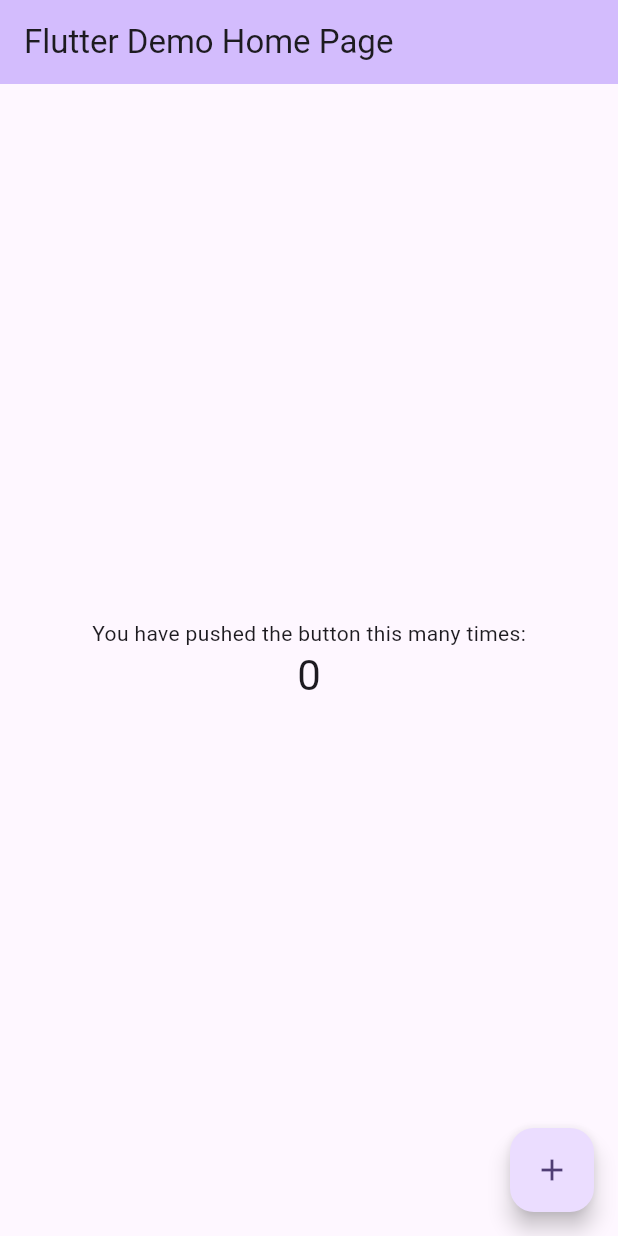
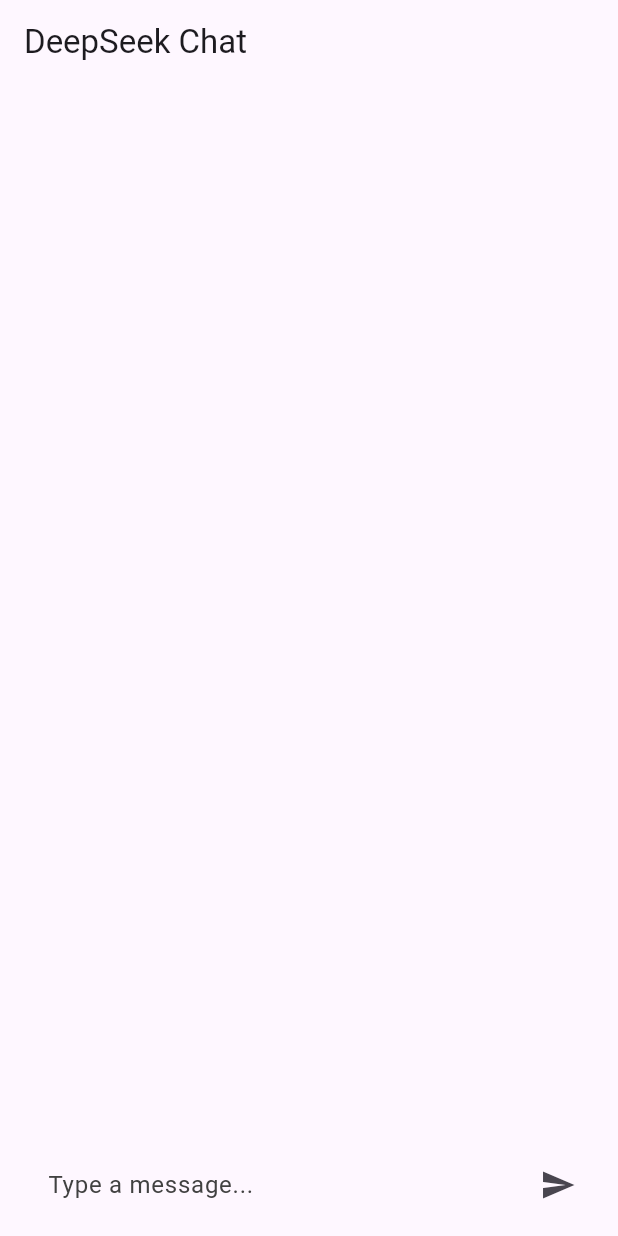
Before and after one commit to Syed-Hassaan/deepseek-app, a Flutter app: the screen it shows after launch, on a phone screen of 412 x 824 dp. Run offline on Flutter 3.47's test engine with Material 3 defaults, Android fonts, the light colour scheme and no system bars; our stand-ins replace flutter_dotenv, get.

Commit message:
Code implementations

```diff
--- /dev/null
+++ b/lib/controller/deepseek_bindings.dart
@@ -0,0 +1,9 @@
+import 'package:deepseekapp/controller/deepseek_controller.dart';
+import 'package:get/get.dart';
+
+class DeepSeekBinding extends Bindings {
+  @override
+  void dependencies() {
+    Get.lazyPut(() => DeepSeekController());
+  }
+}
--- /dev/null
+++ b/lib/controller/deepseek_controller.dart
@@ -0,0 +1,34 @@
+import 'package:deepseekapp/services/deepseek_service.dart';
+import 'package:flutter/material.dart';
+import 'package:flutter_dotenv/flutter_dotenv.dart';
+import 'package:get/get.dart';
+
+class DeepSeekController extends GetxController {
+  final TextEditingController messageController = TextEditingController();
+  final List<String> messages = [];
+  final DeepSeekService _apiService =
+      DeepSeekService(dotenv.get("DEEPSEEK_API_KEY"));
+  bool isLoading = false;
+
+  void sendMessage() async {
+    if (messageController.text.isEmpty) return;
+
+    messages.add("You: ${messageController.text}");
+    isLoading = true;
+    update();
+
+    try {
+      final response =
+          await _apiService.getChatResponse(messageController.text);
+      messages.add("DeepSeek: $response");
+      update();
+    } catch (e) {
+      // Get.showSnackbar(GetSnackBar(title: "Error: $e"));
+      debugPrint("Error: $e");
+    } finally {
+      isLoading = false;
+      messageController.clear();
+      update();
+    }
+  }
+}
--- a/lib/main.dart
+++ b/lib/main.dart
@@ -1,125 +1,25 @@
+import 'package:deepseekapp/controller/deepseek_bindings.dart';
+import 'package:deepseekapp/presentation/views/chat/chat_screen.dart';
 import 'package:flutter/material.dart';
+import 'package:flutter_dotenv/flutter_dotenv.dart';
+import 'package:get/get.dart';
 
-void main() {
+void main() async {
+  await dotenv.load(fileName: "key.env");
   runApp(const MyApp());
 }
 
 class MyApp extends StatelessWidget {
   const MyApp({super.key});
 
-  // This widget is the root of your application.
   @override
   Widget build(BuildContext context) {
-    return MaterialApp(
-      title: 'Flutter Demo',
-      theme: ThemeData(
-        // This is the theme of your application.
-        //
-        // TRY THIS: Try running your application with "flutter run". You'll see
-        // the application has a purple toolbar. Then, without quitting the app,
-        // try changing the seedColor in the colorScheme below to Colors.green
-        // and then invoke "hot reload" (save your changes or press the "hot
-        // reload" button in a Flutter-supported IDE, or press "r" if you used
-        // the command line to start the app).
-        //
-        // Notice that the counter didn't reset back to zero; the application
-        // state is not lost during the reload. To reset the state, use hot
-        // restart instead.
-        //
-        // This works for code too, not just values: Most code changes can be
-        // tested with just a hot reload.
-        colorScheme: ColorScheme.fromSeed(seedColor: Colors.deepPurple),
-        useMaterial3: true,
-      ),
-      home: const MyHomePage(title: 'Flutter Demo Home Page'),
+    return GetMaterialApp(
+      debugShowCheckedModeBanner: false,
+      title: 'DeepSeek Chat',
+      initialBinding: DeepSeekBinding(),
+      theme: ThemeData(primarySwatch: Colors.blue),
+      home: ChatScreen(),
     );
   }
 }
-
-class MyHomePage extends StatefulWidget {
-  const MyHomePage({super.key, required this.title});
-
-  // This widget is the home page of your application. It is stateful, meaning
-  // that it has a State object (defined below) that contains fields that affect
-  // how it looks.
-
-  // This class is the configuration for the state. It holds the values (in this
-  // case the title) provided by the parent (in this case the App widget) and
-  // used by the build method of the State. Fields in a Widget subclass are
-  // always marked "final".
-
-  final String title;
-
-  @override
-  State<MyHomePage> createState() => _MyHomePageState();
-}
-
-class _MyHomePageState extends State<MyHomePage> {
-  int _counter = 0;
-
-  void _incrementCounter() {
-    setState(() {
-      // This call to setState tells the Flutter framework that something has
-      // changed in this State, which causes it to rerun the build method below
-      // so that the display can reflect the updated values. If we changed
-      // _counter without calling setState(), then the build method would not be
-      // called again, and so nothing would appear to happen.
-      _counter++;
-    });
-  }
-
-  @override
-  Widget build(BuildContext context) {
-    // This method is rerun every time setState is called, for instance as done
-    // by the _incrementCounter method above.
-    //
-    // The Flutter framework has been optimized to make rerunning build methods
-    // fast, so that you can just rebuild anything that needs updating rather
-    // than having to individually change instances of widgets.
-    return Scaffold(
-      appBar: AppBar(
-        // TRY THIS: Try changing the color here to a specific color (to
-        // Colors.amber, perhaps?) and trigger a hot reload to see the AppBar
-        // change color while the other colors stay the same.
-        backgroundColor: Theme.of(context).colorScheme.inversePrimary,
-        // Here we take the value from the MyHomePage object that was created by
-        // the App.build method, and use it to set our appbar title.
-        title: Text(widget.title),
-      ),
-      body: Center(
-        // Center is a layout widget. It takes a single child and positions it
-        // in the middle of the parent.
-        child: Column(
-          // Column is also a layout widget. It takes a list of children and
-          // arranges them vertically. By default, it sizes itself to fit its
-          // children horizontally, and tries to be as tall as its parent.
-          //
-          // Column has various properties to control how it sizes itself and
-          // how it positions its children. Here we use mainAxisAlignment to
-          // center the children vertically; the main axis here is the vertical
-          // axis because Columns are vertical (the cross axis would be
-          // horizontal).
-          //
-          // TRY THIS: Invoke "debug painting" (choose the "Toggle Debug Paint"
-          // action in the IDE, or press "p" in the console), to see the
-          // wireframe for each widget.
-          mainAxisAlignment: MainAxisAlignment.center,
-          children: <Widget>[
-            const Text(
-              'You have pushed the button this many times:',
-            ),
-            Text(
-              '$_counter',
-              style: Theme.of(context).textTheme.headlineMedium,
-            ),
-          ],
-        ),
-      ),
-      floatingActionButton: FloatingActionButton(
-        onPressed: _incrementCounter,
-        tooltip: 'Increment',
-        child: const Icon(Icons.add),
-      ), // This trailing comma makes auto-formatting nicer for build methods.
-    );
-  }
-}
--- /dev/null
+++ b/lib/presentation/common/util/app_constants.dart
@@ -0,0 +1,14 @@
+//* ------------------ DEFAULT_PADDING ------------------
+
+const double kPadding = 8;
+const double kHorizontalPadding = 16;
+const double kVerticalPadding = 10;
+
+//* ------------------ DEFAULT_RADIUS ------------------
+
+const double kRadius = 8;
+
+//* ------------------ DEFAULT IMAGE ------------------
+
+const String kDefaultIMG =
+    "https://encrypted-tbn0.gstatic.com/images?q=tbn:ANd9GcQWz9tftw9qculFH1gxieWkxL6rbRk_hrXTSg&s";
--- /dev/null
+++ b/lib/presentation/common/util/sized_box.dart
@@ -0,0 +1,7 @@
+import 'package:flutter/material.dart';
+
+extension EmptyPadding on num {
+  SizedBox get h => SizedBox(height: toDouble());
+
+  SizedBox get w => SizedBox(width: toDouble());
+}
--- /dev/null
+++ b/lib/presentation/theme/app_colors.dart
@@ -0,0 +1,50 @@
+import 'package:flutter/material.dart';
+
+class AppColors {
+  //* ------------------ Button Theme Color ------------------
+  static const Color kGreyButtonColor = Color(0xFF3E3E40);
+  static const Color kTextfieldColor = Color(0xFF242323);
+
+  //* ------------------ APP THEME PRIMARY COLORS ------------------
+
+  static const Color kPrimaryColor = Color(0xFF502775);
+  static const Color kOnPrimary = Color(0xFFffbd5c);
+
+  static const Color kSecondaryColor = Color(0xFFFFFFFF);
+  static const Color kBackgroundColor = Color(0xFFF7F7F9);
+  static const Color kDarkBackgroundColor = Color(0xFF131919);
+  static const Color kTertiaryColor = Color(0xFFDFD8C8);
+  static const Color kDarkCardColor = Color(0xFF1B2526);
+
+  //* ------------------ Natural Colors ------------------
+  static const Color kBlackColor = Color.fromARGB(255, 0, 0, 0);
+  static const Color kWhiteColor = Color(0xFFFFFFFF);
+  static const Color kDarkGreyColor = Color(0xFF3C3C3C);
+  static const Color kGreyColor = Color(0xFF414141);
+  static const Color kRedColor = Color(0xFFFF0000);
+  static const Color kLightGreyColor = Color(0xFFDFDFDF);
+  static const Color kLighterGreyColor = Color(0xFFF6F6F6);
+  static const Color kBoxShadowColor = Color(0x430B0D0F);
+  static const Color kGreyMidColor = Color(0xFFA0ABBB);
+  static const Color kGreenColor = Color(0xFF149C63);
+  static const Color kenabledBorder = Color(0xFFACABAF);
+
+  //* ------------------ALL Colors ------------------
+  static const kYellowColor = Color(0xffFFF208);
+  static const kOrangeColor = Color(0xffFFA03A);
+  static const kDarkOrangeColor = Color(0xffF44336);
+  static const kBlueColor = Color(0xff063DCA);
+  static const kBrownColor = Color(0xffC68304);
+  static const kPurpleColor = Color(0xff7698AF);
+  static const kPinkColor = Color(0xffB67C84);
+  static const kDarkBlueColor = Color(0xff3F495E);
+  static const kLightGreenColor = Color(0xff298672);
+
+  //* ------------------ Extended Colors ------------------
+  // static const Color konPrimary = Color(0xFFF3E5F5);
+  static const Color kSurface = Color(0xFFFFFFFF);
+  static const Color kOnSecondary = Color(0xFF000000);
+  static const Color kOnError = Color(0xFFD32F2F);
+
+  static Color kOnCardGrey = const Color(0xFFA0A4A8).withOpacity(0.1);
+}
--- /dev/null
+++ b/lib/presentation/views/chat/chat_screen.dart
@@ -0,0 +1,74 @@
+import 'package:deepseekapp/controller/deepseek_controller.dart';
+import 'package:deepseekapp/presentation/common/util/app_constants.dart';
+import 'package:deepseekapp/presentation/theme/app_colors.dart';
+import 'package:flutter/material.dart';
+import 'package:get/get.dart';
+
+class ChatScreen extends StatelessWidget {
+  ChatScreen({super.key});
+  final DeepSeekController _deepSeekController = Get.put(DeepSeekController());
+
+  @override
+  Widget build(BuildContext context) {
+    return Scaffold(
+        appBar: AppBar(title: const Text("DeepSeek Chat")),
+        bottomNavigationBar: Padding(
+          padding: const EdgeInsets.symmetric(
+              horizontal: kHorizontalPadding, vertical: kVerticalPadding),
+          child: Row(
+            children: [
+              Expanded(
+                child: TextField(
+                  controller: _deepSeekController.messageController,
+                  decoration: InputDecoration(
+                    hintText: "Type a message...",
+                    isDense: true,
+                    filled: true,
+                    contentPadding: const EdgeInsets.all(kPadding * 1.5),
+                    fillColor: Theme.of(context).cardColor,
+                    border: OutlineInputBorder(
+                        borderRadius: BorderRadius.circular(kRadius),
+                        borderSide: BorderSide.none),
+                    hintStyle: Theme.of(context)
+                        .textTheme
+                        .bodyLarge!
+                        .copyWith(color: AppColors.kGreyColor),
+                  ),
+                ),
+              ),
+              IconButton(
+                icon: _deepSeekController.isLoading
+                    ? const CircularProgressIndicator()
+                    : const Icon(Icons.send),
+                onPressed: _deepSeekController.isLoading
+                    ? null
+                    : _deepSeekController.sendMessage,
+              ),
+            ],
+          ),
+        ),
+        body: GetBuilder<DeepSeekController>(builder: (controller) {
+          return Padding(
+            padding: const EdgeInsets.symmetric(
+                horizontal: kHorizontalPadding, vertical: kVerticalPadding),
+            child: Column(
+              children: [
+                Expanded(
+                  child: ListView.builder(
+                    itemCount: controller.messages.length,
+                    itemBuilder: (context, index) => ListTile(
+                      title: Container(
+                          padding: const EdgeInsets.all(kPadding),
+                          decoration: BoxDecoration(
+                              borderRadius: BorderRadius.circular(kRadius),
+                              border: Border.all(color: Colors.grey)),
+                          child: Text(controller.messages[index])),
+                    ),
+                  ),
+                ),
+              ],
+            ),
+          );
+        }));
+  }
+}
--- /dev/null
+++ b/lib/services/deepseek_service.dart
@@ -0,0 +1,37 @@
+import 'dart:convert';
+import 'package:http/http.dart' as http;
+
+class DeepSeekService {
+  static const String _baseUrl = "https://api.deepseek.com/v1";
+  final String _apiKey;
+
+  DeepSeekService(this._apiKey);
+
+  Future<String> getChatResponse(String prompt) async {
+    try {
+      final response = await http.post(
+        Uri.parse("$_baseUrl/chat/completions"),
+        headers: {
+          "Content-Type": "application/json",
+          "Authorization": "Bearer $_apiKey",
+        },
+        body: jsonEncode({
+          "model": "deepseek-chat",
+          "messages": [
+            {"role": "user", "content": prompt}
+          ],
+          "temperature": 0.7,
+        }),
+      );
+
+      if (response.statusCode == 200) {
+        final data = jsonDecode(response.body);
+        return data['choices'][0]['message']['content'];
+      } else {
+        throw Exception("API Error: ${response.statusCode}");
+      }
+    } catch (e) {
+      throw Exception("Failed to fetch response: $e");
+    }
+  }
+}
```
Also changed, not shown: pubspec.yaml (+6 -67 lines), pubspec.lock, 1 other file.
